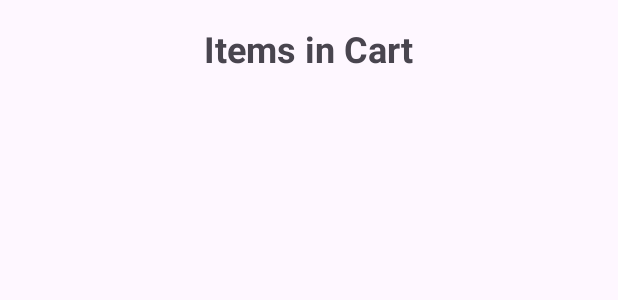
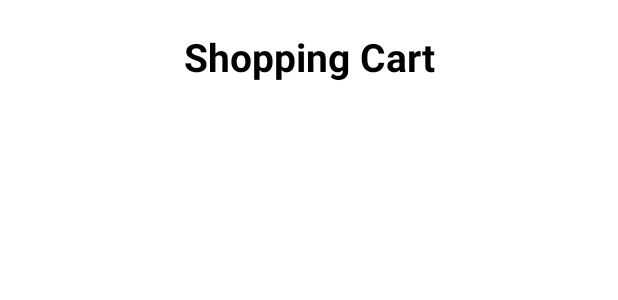
Before and after one commit to Sathira-Wijeratne/SPSH-Ecommerce-Application, an Android app: the layout cart_details.xml on its own in the app's theme, with its tools: preview values and no code run, on a phone screen of 412 x 824 dp. Shown: the top 300 px of the screen. Run offline under Robolectric (Android 15) with nearby library versions, the phone set to English and light mode, and no system bars.

Commit message:
Shopping cart page modified.

```diff
--- a/MobileApplication/app/src/main/res/layout/cart_details.xml
+++ b/MobileApplication/app/src/main/res/layout/cart_details.xml
@@ -5,31 +5,42 @@
     xmlns:tools="http://schemas.android.com/tools"
     android:layout_width="match_parent"
     android:layout_height="match_parent"
+    android:background="@android:color/white"
     tools:context=".CartDetailsActivity">
 
+    <!-- TextView for the page heading "Shopping Cart" -->
+<TextView
+android:id="@+id/shoppingCartHeading"
+android:layout_width="wrap_content"
+android:layout_height="wrap_content"
+android:text="Shopping Cart"
+android:textSize="26sp"
+android:textStyle="bold"
+android:textColor="@android:color/black"
+    android:gravity="center"
+    app:layout_constraintTop_toTopOf="parent"
+    app:layout_constraintStart_toStartOf="parent"
+    app:layout_constraintEnd_toEndOf="parent"
+    android:paddingTop="20dp"
+    android:paddingBottom="16dp"/>
+
+    <!-- ScrollView to hold the cart items -->
 <ScrollView
 android:layout_width="match_parent"
-        android:layout_height="match_parent"
-        android:padding="16dp">
+android:layout_height="0dp"
+android:padding="16dp"
+app:layout_constraintTop_toBottomOf="@id/shoppingCartHeading"
+app:layout_constraintBottom_toBottomOf="parent">
 
 <LinearLayout
     android:id="@+id/main"
     android:layout_width="match_parent"
     android:layout_height="wrap_content"
-            android:orientation="vertical">
+    android:orientation="vertical"
+    android:background="@android:color/white">  <!-- Set the background to white to ensure consistency -->
 
-            <!-- Heading for Items in Cart -->
-            <TextView
-                android:id="@+id/cartHeading"
-                android:layout_width="wrap_content"
-                android:layout_height="wrap_content"
-                android:text="Items in Cart"
-                android:textSize="24sp"
-                android:textStyle="bold"
-                android:layout_gravity="center_horizontal"
-                android:paddingBottom="16dp" />
+    <!-- Cart items will be displayed dynamically below -->
 
-            <!-- Cart items will be displayed below -->
 </LinearLayout>
 
 </ScrollView>
```
Lines whose indentation alone changed are shown as unchanged.
